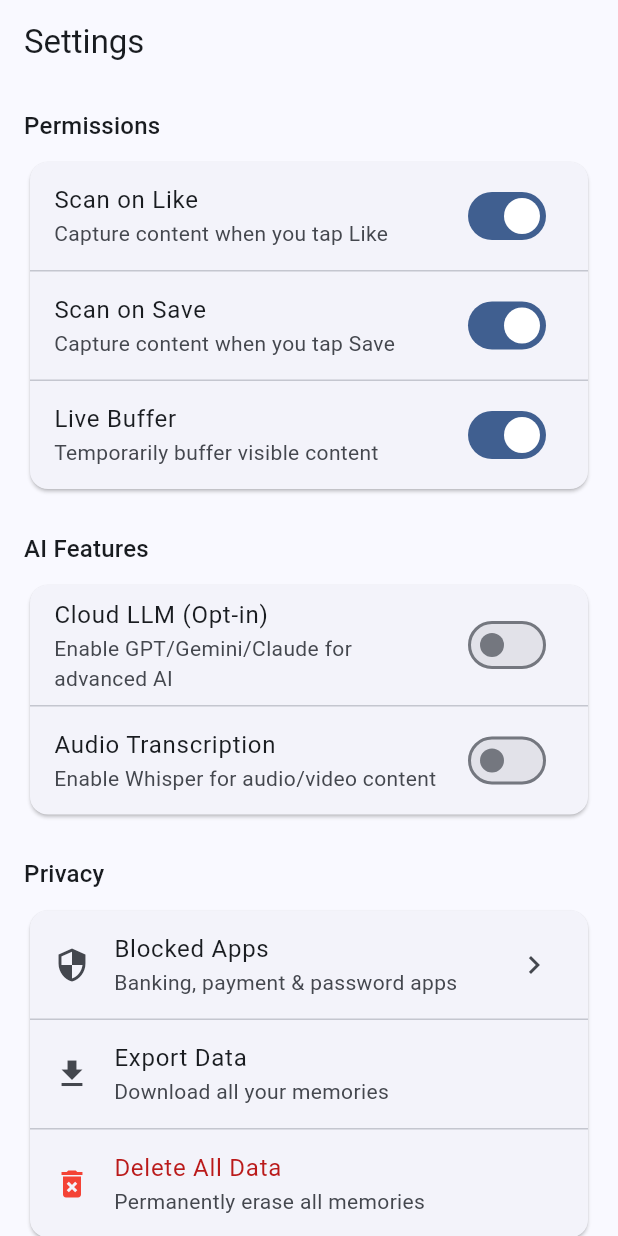
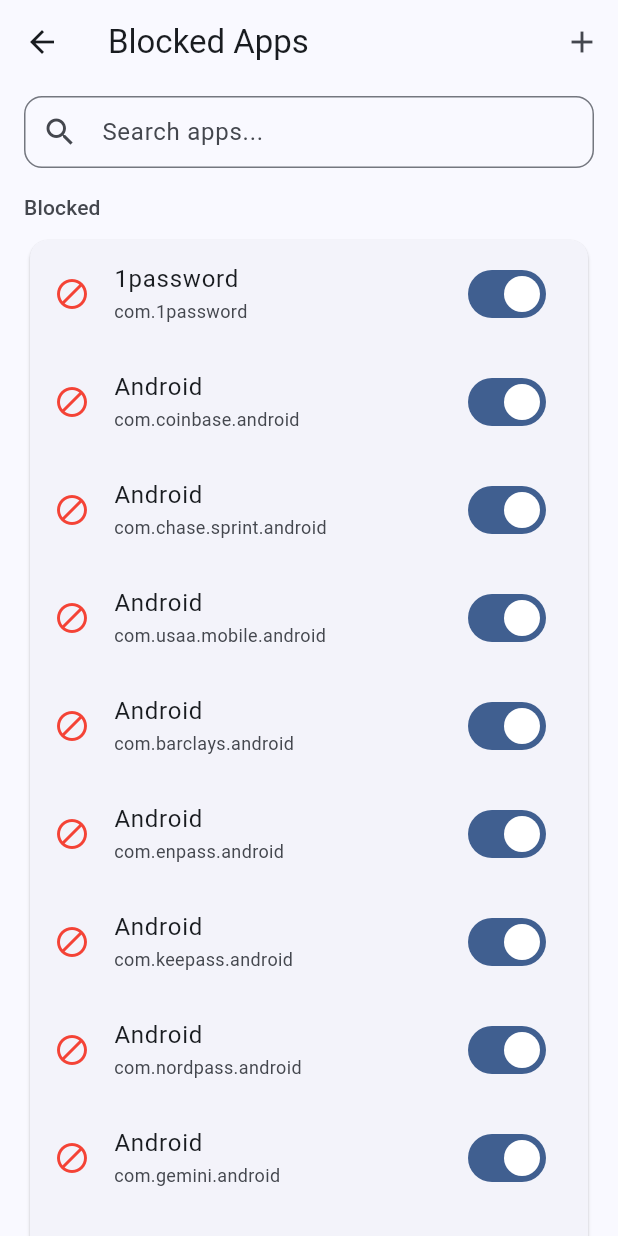
Before and after one commit to 21772177/smart_finder_chatbot, a Flutter app: the SettingsScreen screen opened directly, after a tap on "Blocked Apps", on a phone screen of 412 x 824 dp. Run offline on Flutter 3.47's test engine with Material 3 defaults, Android fonts, the phone set to English and light mode, and no system bars; our stand-ins replace drift, flutter_riverpod, shared_preferences; missing offline and left inert: google_mlkit_text_recognition, sqlite3; accounts and stored records are empty; generated files the repository leaves out were written again.

Commit message:
Add permission dashboard for blocked banking/payment/password apps

```diff
--- a/lib/core/constants.dart
+++ b/lib/core/constants.dart
@@ -5,7 +5,46 @@
   static const String channelStorage = 'com.secondbrain/storage';
 
   static const List<String> blockedApps = [
-    'com.android.bank', // placeholder – detected dynamically
+    // Indian banking
+    'com.snapwork.hdfc', 'com.hdfc.hdfcnetbanking',
+    'com.axis.mobile', 'com.axis.netbanking',
+    'com.sbi.lotusintouch', 'com.sbi.SBIFreedomPlus',
+    'com.icici.mobileservices', 'com.icici.netbanking',
+    'com.kotak.mobile', 'com.kotak.live',
+    'com.yesbank.mobile', 'com.yesbank.yesmobile',
+    'com.idbi.mobile', 'com.idbi.payments',
+    'com.indusind.mobile', 'com.indusind.indusnet',
+    'com.unionbank.mobile', 'com.bankofbaroda.mobile',
+    'com.canarabank.mobile', 'com.pnbmobile',
+    // UPI/Wallets
+    'com.google.android.apps.nbu.paisa.user', 'net.one97.paytm',
+    'com.phonepe.app', 'in.amazon.mShop.android.shopping',
+    'com.freecharge', 'com.mobikwik_new',
+    'com.olacabs.olacards', 'com.payzapp',
+    // International banking
+    'com.chase.sprint.android', 'com.usaa.mobile.android',
+    'com.wf.wellsfargomobile', 'com.bofa.mobile',
+    'com.citi.citimobile', 'com.capitalone.mobile',
+    'com.barclays.android', 'com.hsbc.hsbcuk',
+    'com.natwest.mobile', 'com.tsb.mobile',
+    'com.santander.app', 'uk.co.halifax.mobile',
+    'com.lloydsbank.mobile', 'com.virginmoney.uk',
+    // Password managers
+    'com.lastpass.lpandroid', 'com.dashlane',
+    'com.1password', 'com.agilebits.onepassword',
+    'com.bitwarden', 'com.bitwarden.mobile',
+    'com.enpass.android', 'com.keepass.android',
+    'com.keeppass.safe', 'com.nordpass.android',
+    // Payment platforms
+    'com.paypal.android.p2pmobile', 'com.stripe',
+    'com.squareup.square', 'com.block.square',
+    'com.venmo', 'com.cashapp',
+    'com.revolut.revolut', 'com.transferwise.android',
+    'com.monzo.android', 'com.starlingbank.android',
+    // Cryptocurrency exchanges
+    'com.coinbase.android', 'com.binance.dev',
+    'com.kraken.www', 'com.gemini.android',
+    'com.crypto.exchange', 'com.blockchain',
   ];
 
   static const int maxCaptureWidth = 1080;
--- /dev/null
+++ b/lib/features/settings/blocked_apps_screen.dart
@@ -0,0 +1,221 @@
+import 'package:flutter/material.dart';
+import 'package:flutter_riverpod/flutter_riverpod.dart';
+import '../../core/constants.dart';
+import 'settings_service.dart';
+
+class BlockedAppsScreen extends ConsumerStatefulWidget {
+  const BlockedAppsScreen({super.key});
+
+  @override
+  ConsumerState<BlockedAppsScreen> createState() => _BlockedAppsScreenState();
+}
+
+class _BlockedAppsScreenState extends ConsumerState<BlockedAppsScreen> {
+  final _searchController = TextEditingController();
+  String _searchQuery = '';
+
+  @override
+  void dispose() {
+    _searchController.dispose();
+    super.dispose();
+  }
+
+  @override
+  Widget build(BuildContext context) {
+    final settings = ref.watch(settingsServiceProvider);
+    final blocked = settings.blockedApps;
+    final theme = Theme.of(context);
+
+    final grouped = _buildGroupedList(blocked);
+
+    return Scaffold(
+      appBar: AppBar(
+        title: const Text('Blocked Apps'),
+        actions: [
+          IconButton(
+            icon: const Icon(Icons.add),
+            onPressed: () => _showAddDialog(blocked),
+          ),
+        ],
+      ),
+      body: Column(
+        children: [
+          Padding(
+            padding: const EdgeInsets.fromLTRB(16, 8, 16, 8),
+            child: TextField(
+              controller: _searchController,
+              decoration: InputDecoration(
+                hintText: 'Search apps...',
+                prefixIcon: const Icon(Icons.search),
+                border: OutlineInputBorder(
+                  borderRadius: BorderRadius.circular(12),
+                ),
+                contentPadding: const EdgeInsets.symmetric(vertical: 0),
+              ),
+              onChanged: (v) => setState(() => _searchQuery = v.toLowerCase()),
+            ),
+          ),
+          Expanded(
+            child: ListView(
+              padding: const EdgeInsets.symmetric(horizontal: 16),
+              children: [
+                if (blocked.isEmpty && _searchQuery.isEmpty)
+                  Padding(
+                    padding: const EdgeInsets.symmetric(vertical: 48),
+                    child: Center(
+                      child: Column(
+                        children: [
+                          Icon(Icons.security, size: 64, color: theme.colorScheme.primary.withValues(alpha: 0.4)),
+                          const SizedBox(height: 16),
+                          Text('No apps blocked', style: theme.textTheme.titleMedium),
+                          const SizedBox(height: 8),
+                          Text(
+                            'Banking, payment & password apps\nare blocked from capture when detected',
+                            textAlign: TextAlign.center,
+                            style: theme.textTheme.bodySmall?.copyWith(
+                              color: theme.colorScheme.onSurfaceVariant,
+                            ),
+                          ),
+                        ],
+                      ),
+                    ),
+                  ),
+                ...grouped.entries.map((entry) => _buildSection(theme, entry, blocked)),
+              ],
+            ),
+          ),
+        ],
+      ),
+    );
+  }
+
+  Map<String, List<MapEntry<String, String>>> _buildGroupedList(List<String> blocked) {
+    final allApps = <String, String>{};
+
+    for (final pkg in AppConstants.blockedApps) {
+      allApps.putIfAbsent(pkg, () => _friendlyName(pkg));
+    }
+
+    for (final pkg in blocked) {
+      allApps.putIfAbsent(pkg, () => _friendlyName(pkg));
+    }
+
+    final filtered = allApps.entries.where((e) {
+      if (_searchQuery.isEmpty) return true;
+      return e.key.toLowerCase().contains(_searchQuery) ||
+          e.value.toLowerCase().contains(_searchQuery);
+    }).toList()
+      ..sort((a, b) {
+        final aBlocked = blocked.contains(a.key);
+        final bBlocked = blocked.contains(b.key);
+        if (aBlocked && !bBlocked) return -1;
+        if (!aBlocked && bBlocked) return 1;
+        return a.value.compareTo(b.value);
+      });
+
+    final Map<String, List<MapEntry<String, String>>> groups = {};
+    for (final entry in filtered) {
+      final isBlocked = blocked.contains(entry.key);
+      final group = isBlocked ? 'Blocked' : 'Not Blocked';
+      groups.putIfAbsent(group, () => []);
+      groups[group]!.add(entry);
+    }
+
+    return groups;
+  }
+
+  Widget _buildSection(ThemeData theme, MapEntry<String, List<MapEntry<String, String>>> entry, List<String> blocked) {
+    return Column(
+      crossAxisAlignment: CrossAxisAlignment.start,
+      children: [
+        if (entry.value.isNotEmpty) ...[
+          Padding(
+            padding: const EdgeInsets.symmetric(vertical: 8),
+            child: Text(
+              entry.key,
+              style: theme.textTheme.titleSmall?.copyWith(
+                color: theme.colorScheme.onSurfaceVariant,
+              ),
+            ),
+          ),
+          Card(
+            clipBehavior: Clip.antiAlias,
+            child: Column(
+              children: entry.value.map((app) =>
+                  _buildAppTile(app.key, app.value, blocked)).toList(),
+            ),
+          ),
+          const SizedBox(height: 8),
+        ],
+      ],
+    );
+  }
+
+  Widget _buildAppTile(String package, String name, List<String> blocked) {
+    final isBlocked = blocked.contains(package);
+    return ListTile(
+      leading: Icon(
+        isBlocked ? Icons.block : Icons.check_circle_outline,
+        color: isBlocked ? Colors.red : Colors.green,
+      ),
+      title: Text(name),
+      subtitle: Text(package, style: const TextStyle(fontSize: 12)),
+      trailing: Switch(
+        value: isBlocked,
+        onChanged: (v) {
+          final updated = List<String>.from(blocked);
+          if (v) {
+            updated.add(package);
+          } else {
+            updated.remove(package);
+          }
+          ref.read(settingsServiceProvider).blockedApps = updated;
+          ref.invalidate(settingsServiceProvider);
+        },
+      ),
+    );
+  }
+
+  String _friendlyName(String package) {
+    final segments = package.split('.');
+    final last = segments.last;
+    return last[0].toUpperCase() + last.substring(1);
+  }
+
+  void _showAddDialog(List<String> blocked) {
+    final controller = TextEditingController();
+    showDialog(
+      context: context,
+      builder: (ctx) => AlertDialog(
+        title: const Text('Add App to Block'),
+        content: TextField(
+          controller: controller,
+          decoration: const InputDecoration(
+            labelText: 'Package name',
+            hintText: 'com.example.app',
+            border: OutlineInputBorder(),
+          ),
+          autofocus: true,
+        ),
+        actions: [
+          TextButton(
+            onPressed: () => Navigator.pop(ctx),
+            child: const Text('Cancel'),
+          ),
+          FilledButton(
+            onPressed: () {
+              final pkg = controller.text.trim();
+              if (pkg.isNotEmpty && !blocked.contains(pkg)) {
+                final updated = List<String>.from(blocked)..add(pkg);
+                ref.read(settingsServiceProvider).blockedApps = updated;
+                ref.invalidate(settingsServiceProvider);
+              }
+              Navigator.pop(ctx);
+            },
+            child: const Text('Block'),
+          ),
+        ],
+      ),
+    );
+  }
+}
--- a/lib/features/settings/settings_screen.dart
+++ b/lib/features/settings/settings_screen.dart
@@ -1,6 +1,7 @@
 import 'package:flutter/material.dart';
 import 'package:flutter_riverpod/flutter_riverpod.dart';
 import 'settings_service.dart';
+import 'blocked_apps_screen.dart';
 
 class SettingsScreen extends ConsumerWidget {
   const SettingsScreen({super.key});
@@ -74,9 +75,12 @@
                 ListTile(
                   leading: const Icon(Icons.security),
                   title: const Text('Blocked Apps'),
-                  subtitle: const Text('Banking, payment & password apps'),
+                  subtitle: Text('${settings.blockedApps.length} apps blocked'),
                   trailing: const Icon(Icons.chevron_right),
-                  onTap: () {},
+                  onTap: () => Navigator.push(
+                    context,
+                    MaterialPageRoute(builder: (_) => const BlockedAppsScreen()),
+                  ),
                 ),
                 const Divider(height: 1),
                 ListTile(
--- a/lib/features/settings/settings_service.dart
+++ b/lib/features/settings/settings_service.dart
@@ -1,5 +1,6 @@
 import 'package:flutter_riverpod/flutter_riverpod.dart';
 import 'package:shared_preferences/shared_preferences.dart';
+import '../../core/constants.dart';
 
 class SettingsService {
   final SharedPreferences _prefs;
@@ -21,7 +22,8 @@
   bool get enableWhisper => _prefs.getBool('enable_whisper') ?? false;
   set enableWhisper(bool value) => _prefs.setBool('enable_whisper', value);
 
-  List<String> get blockedApps => _prefs.getStringList('blocked_apps') ?? [];
+  List<String> get blockedApps =>
+      _prefs.getStringList('blocked_apps') ?? List.from(AppConstants.blockedApps);
   set blockedApps(List<String> value) => _prefs.setStringList('blocked_apps', value);
 }
 
```
Also changed, not shown: lib/features/overlay/overlay_notifier.dart (+50 -1 lines), lib/features/overlay/overlay_service.dart (+26 -0 lines), 2 other files.
